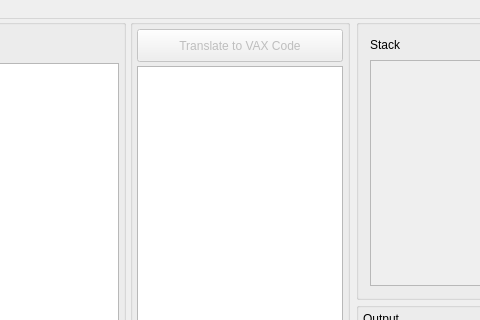
Before: the Qt Designer form src/Salira/mainwindow.ui in tileMatf/salira, drawn with Qt 5; both pictures show x 329 to 809 and y 0 to 320 of the 1102 by 500 pixel window.
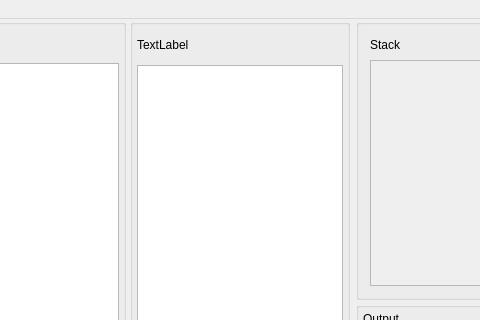
After: the same form once the commit is applied. Icons and pictures are not drawn.

Commit message: Malo izmenjen GUI da bi mogao da se koristi Haskell Editor

```diff
--- a/src/Salira/mainwindow.ui
+++ b/src/Salira/mainwindow.ui
@@ -420,34 +420,21 @@
           </widget>
          </item>
          <item row="0" column="0">
-          <widget class="QPushButton" name="btnTranslate">
-           <property name="enabled">
-            <bool>false</bool>
-           </property>
+          <widget class="QLabel" name="label">
            <property name="minimumSize">
             <size>
              <width>0</width>
-             <height>33</height>
+             <height>32</height>
             </size>
            </property>
            <property name="maximumSize">
             <size>
              <width>16777215</width>
-             <height>33</height>
+             <height>32</height>
             </size>
            </property>
            <property name="text">
-            <string>Translate to VAX Code</string>
-           </property>
-           <property name="icon">
-            <iconset resource="resources.qrc">
-             <normaloff>:/images/Images/book-go.png</normaloff>:/images/Images/book-go.png</iconset>
-           </property>
-           <property name="iconSize">
-            <size>
-             <width>24</width>
-             <height>24</height>
-            </size>
+            <string>TextLabel</string>
            </property>
           </widget>
          </item>
```
Left out of the diff: 56 changed lines with no effect on the pictures. The commit also changes 3 other files.
